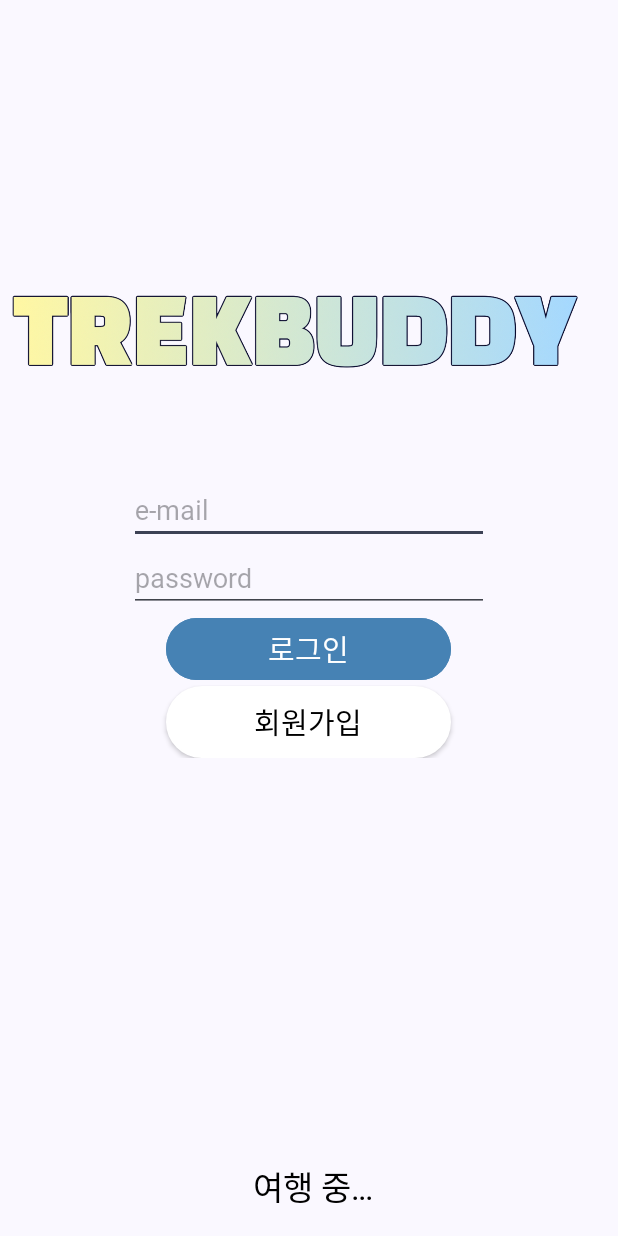
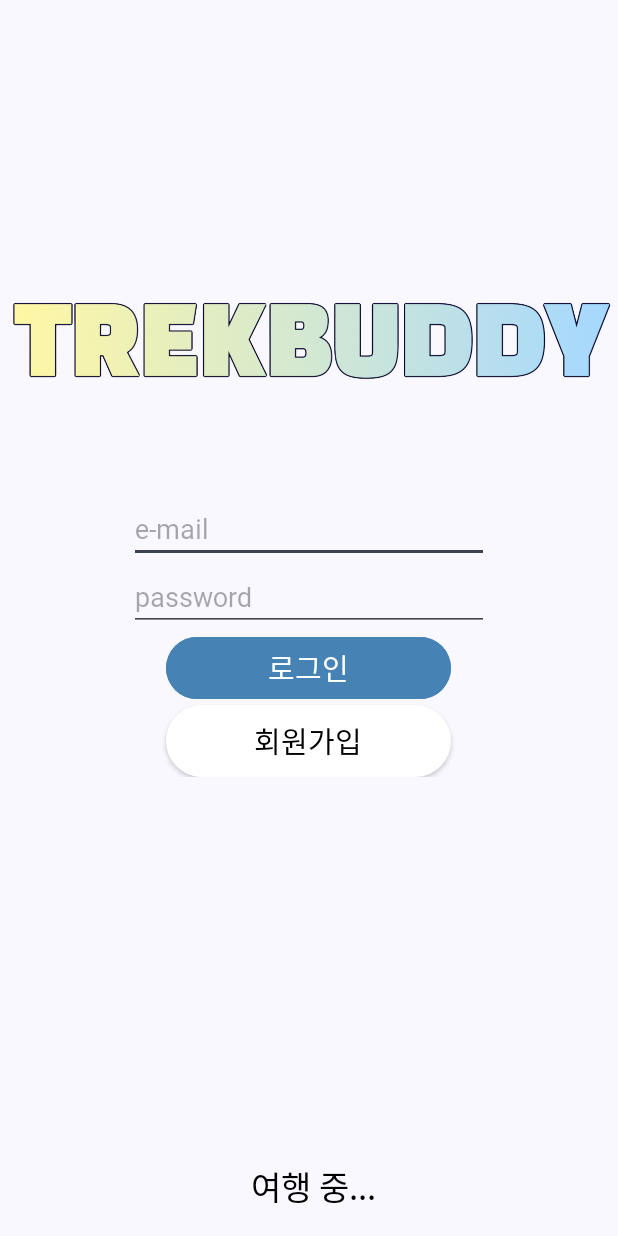
Before and after one commit to Yang-ga-hyeon/TrekBuddy, an Android app: the screen it shows after launch (MainActivity), on a phone screen of 412 x 824 dp. Run offline under Robolectric (Android 15) with nearby library versions, the phone set to English and light mode, and no system bars; our stand-ins replace Firebase (no records; nobody signed in at launch, a user with empty details on screens opened directly).

Commit message:
Add files via upload

```diff
--- a/TrekBuddy/app/src/main/res/layout/activity_main.xml
+++ b/TrekBuddy/app/src/main/res/layout/activity_main.xml
@@ -8,10 +8,13 @@
 
     <ImageView
         android:id="@+id/myImageView"
-        android:layout_width="390dp"
-        android:layout_height="187dp"
+        android:layout_width="wrap_content"
+        android:layout_height="wrap_content"
         android:layout_marginTop="130dp"
+        android:layout_marginHorizontal="5dp"
         android:src="@drawable/logo_tb"
+        app:layout_constraintStart_toStartOf="parent"
+        app:layout_constraintEnd_toEndOf="parent"
         app:layout_constraintTop_toTopOf="parent"
         tools:layout_editor_absoluteX="13dp" />
 
@@ -98,7 +101,7 @@
             android:layout_height="wrap_content"
             android:layout_marginTop="15dp"
             android:fontFamily="@font/gothic"
-            android:text=" 여행 중…"
+            android:text=" 여행 중..."
             android:textColor="@color/black"
             android:textSize="22sp"
             app:layout_constraintStart_toEndOf="@+id/locationTextView" />
```
